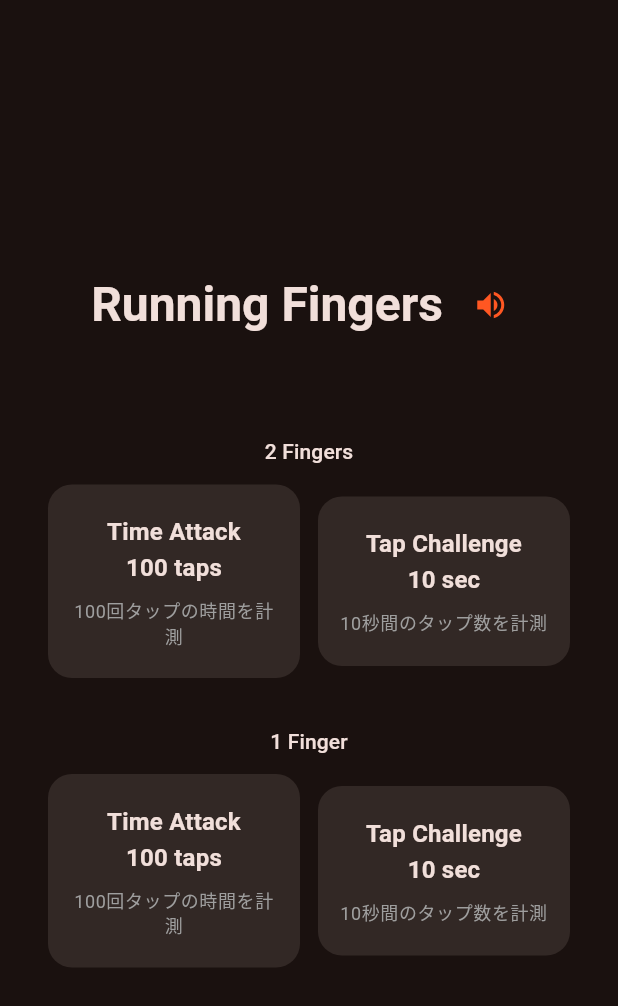
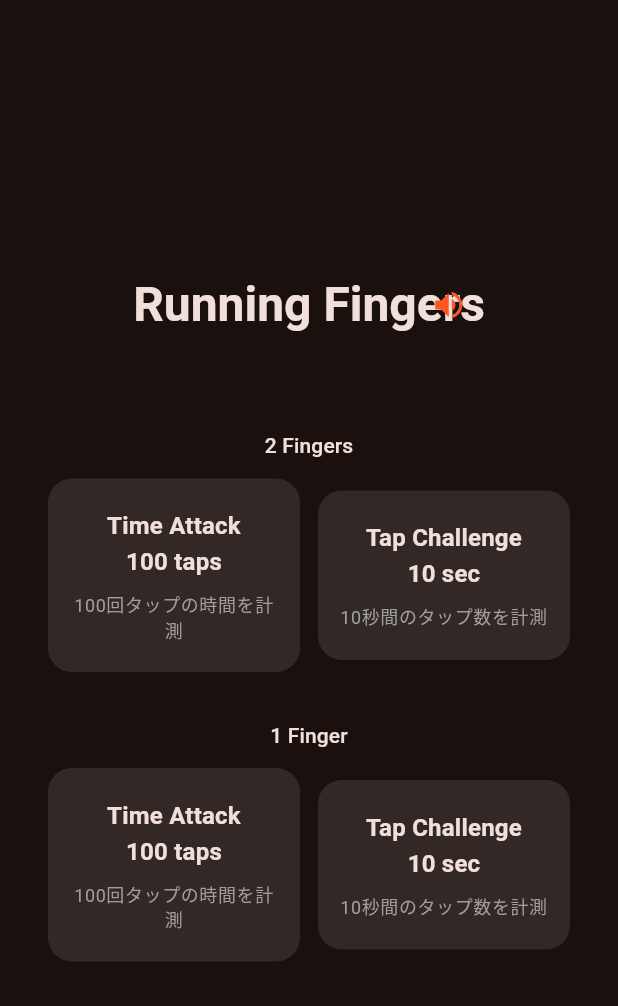
Before and after one commit to djin-3/running_fingers, a Flutter app: the screen it shows after launch, on a phone screen of 412 x 824 dp. Shown: the top 1006 px of the screen. Run offline on Flutter 3.47's test engine with Material 3 defaults, Android fonts, the phone set to English and light mode, and no system bars; our stand-ins replace audioplayers, confetti, share_plus, shared_preferences, wakelock_plus.

Commit message:
fix: タイトルのセンタリングをスピーカーアイコンの影響から切り離す

```diff
--- a/lib/main.dart
+++ b/lib/main.dart
@@ -119,8 +119,8 @@ class _HomeScreenState extends State<HomeScreen> {
             child: Column(
               mainAxisAlignment: MainAxisAlignment.center,
               children: [
-                Row(
-                  mainAxisAlignment: MainAxisAlignment.center,
+                Stack(
+                  alignment: Alignment.center,
                   children: [
                     Text(
                       'Running Fingers',
@@ -128,14 +128,16 @@ class _HomeScreenState extends State<HomeScreen> {
                             fontWeight: FontWeight.bold,
                           ),
                     ),
-                    const SizedBox(width: 8),
-                    IconButton(
-                      onPressed: _toggleBgm,
-                      icon: Icon(
-                        _bgmEnabled ? Icons.volume_up : Icons.volume_off,
-                        color: _bgmEnabled ? Colors.deepOrange : Colors.grey,
+                    Positioned(
+                      right: 0,
+                      child: IconButton(
+                        onPressed: _toggleBgm,
+                        icon: Icon(
+                          _bgmEnabled ? Icons.volume_up : Icons.volume_off,
+                          color: _bgmEnabled ? Colors.deepOrange : Colors.grey,
+                        ),
+                        tooltip: _bgmEnabled ? 'BGMをオフにする' : 'BGMをオンにする',
                       ),
-                      tooltip: _bgmEnabled ? 'BGMをオフにする' : 'BGMをオンにする',
                     ),
                   ],
                 ),
```
